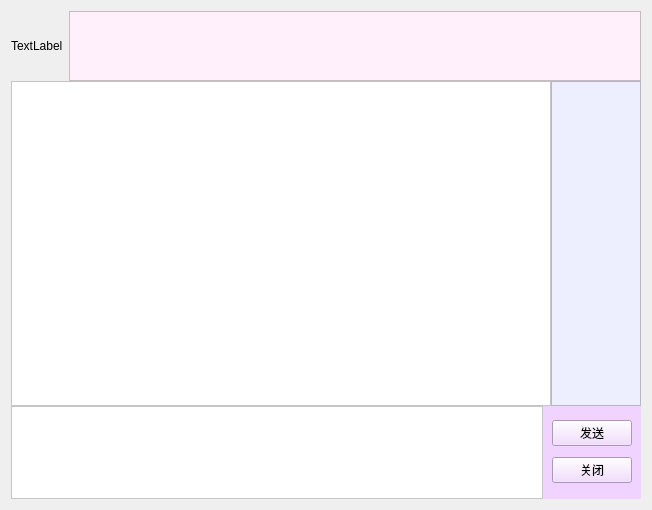
Qt form ui/talkdialog_group.ui (Yixingnaw/chatclient_zy) before a commit.
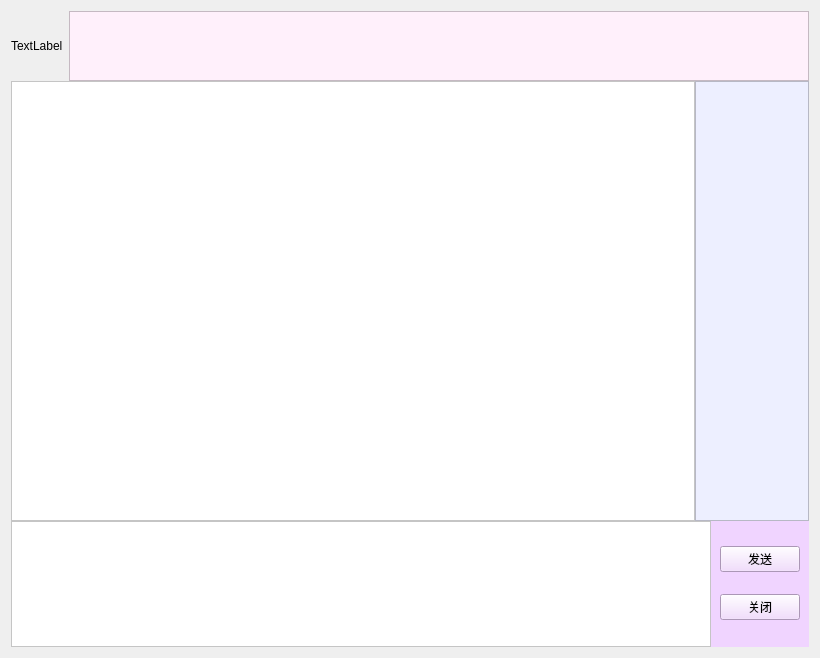
The same form after that commit. Icons and pictures are not drawn.

Commit message: 完善群聊界面

Patch:
```diff
--- a/ui/talkdialog_group.ui
+++ b/ui/talkdialog_group.ui
@@ -6,8 +6,8 @@
    <rect>
     <x>0</x>
     <y>0</y>
-    <width>652</width>
-    <height>510</height>
+    <width>820</width>
+    <height>658</height>
    </rect>
   </property>
   <property name="windowTitle">
```
Left out of the diff: 1 changed line with no effect on the pictures. The commit also changes 7 other files.
